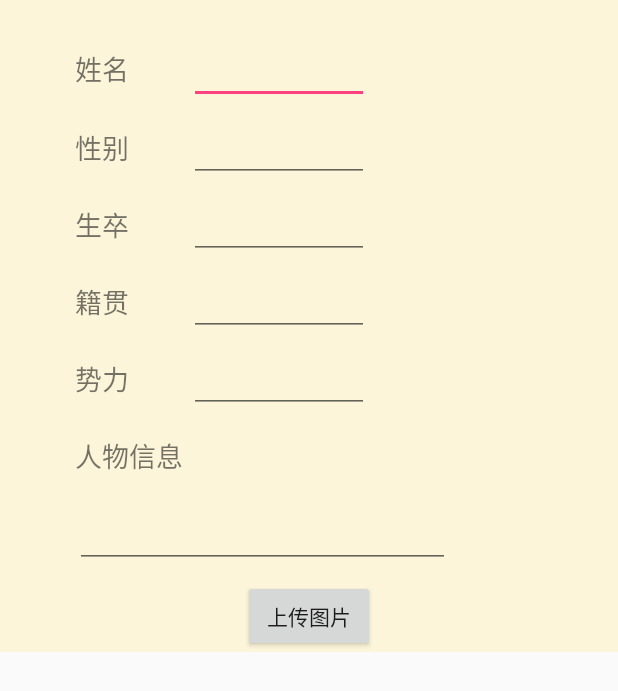
After one commit to LEOch007/NationsApp, an Android app: the layout dialog_add.xml on its own in the app's theme, with its tools: preview values and no code run, on a phone screen of 412 x 824 dp. The commit adds this screen. Shown: the top 691 px of the screen. Run offline under Robolectric (Android 15) with nearby library versions, the phone set to English and light mode, and no system bars.

Commit message:
完成版6 -- 上传图片

```diff
--- a/app/src/main/java/com/gy/linjliang/nationsapp/Favorite.java
+++ b/app/src/main/java/com/gy/linjliang/nationsapp/Favorite.java
@@ -50,6 +50,7 @@ public class Favorite extends AppCompatActivity {
                     cursor.getString(cursor.getColumnIndex("place")), cursor.getString(cursor.getColumnIndex("nation")),
                     cursor.getString(cursor.getColumnIndex("information")),cursor.getInt(cursor.getColumnIndex("id")),
                     cursor.getInt(cursor.getColumnIndex("flag")));
+            in.setImagepath(cursor.getString(cursor.getColumnIndex("imagebitmap")));
             shoucangList.add(in);
         }
         sq1.close();
@@ -82,6 +83,10 @@ public class Favorite extends AppCompatActivity {
                 });
                 message.setPositiveButton("确定", new DialogInterface.OnClickListener() {
                     public void onClick(DialogInterface dialogInterface, int i) {
+                        MyDataBase db = new MyDataBase(getBaseContext());
+                        SQLiteDatabase sqLiteDatabase = db.getWritableDatabase();
+                        sqLiteDatabase.execSQL("update t_table set flag="+0+" where id="+shoucangList.get(position).getId());
+                        sqLiteDatabase.close();
                         shoucangList.remove(position);
                         shoucangAdapter.notifyDataSetChanged();
                     }
--- a/app/src/main/java/com/gy/linjliang/nationsapp/Info.java
+++ b/app/src/main/java/com/gy/linjliang/nationsapp/Info.java
@@ -16,6 +16,7 @@ public class Info implements Serializable {
     private String nation; //主效势力
     private String information; //其他信息
     private int flag; //加入收藏夹标记
+    private String imagepath; //上传的图片路径
 
     //todo String imagepath
     public Info(int index,String name, String sex, String live, String place,String nation,String information,int id,int flag) {
@@ -28,6 +29,7 @@ public class Info implements Serializable {
         this.information = information;
         this.id = id;
         this.flag = flag;
+        this.imagepath="";
     }
 
     public int getId() {
@@ -49,5 +51,9 @@ public class Info implements Serializable {
         return information;
     }  //其他信息
     public int getFlag(){ return flag; }
+    public String getImagepath() {return  imagepath;}
 
+    public void setImagepath(String s){
+        this.imagepath = s;
+    } //设置imagepath
 }
--- a/app/src/main/java/com/gy/linjliang/nationsapp/InfoList.java
+++ b/app/src/main/java/com/gy/linjliang/nationsapp/InfoList.java
@@ -51,7 +51,7 @@ public class InfoList extends Activity{
     private MyDataBase dbhelper = new MyDataBase(InfoList.this,"t_db",null,1);
     private String current_sql_obeject = "全部"; //当前查询的范围
 
-    private String uploda_pic;
+    private String uploda_pic=""; //上传路径
 
     //搜索组
     private ImageView serchbutton;
@@ -197,7 +197,7 @@ public class InfoList extends Activity{
             public void onClick(View v){
                 // 自定义对话框的实现——使用 LayoutInflater 类
                 LayoutInflater factory = LayoutInflater.from(InfoList.this);
-                View newView = factory.inflate(R.layout.dialoglayout, null);
+                View newView = factory.inflate(R.layout.dialog_add, null);
                 AlertDialog.Builder builder = new AlertDialog.Builder(InfoList.this);
 
                 dialogname = (EditText) newView.findViewById(R.id.dialog_name);
@@ -206,7 +206,17 @@ public class InfoList extends Activity{
                 dialogplace = (EditText) newView.findViewById(R.id.dialog_place);
                 dialognation = (EditText) newView.findViewById(R.id.dialog_nation);
                 dialoginformation = (EditText) newView.findViewById(R.id.dialog_information);
-
+                btchoose=(Button) newView.findViewById(R.id.upbutton);
+                btchoose.setOnClickListener(new View.OnClickListener() {
+                    @Override
+                    public void onClick(View v) {
+                        if(ContextCompat.checkSelfPermission(InfoList.this,"android.permission.WRITE_EXTERNAL_STORAGE")!= PackageManager.PERMISSION_GRANTED){
+                            ActivityCompat.requestPermissions(InfoList.this,new String[]{"android.permission.WRITE_EXTERNAL_STORAGE"},1);
+                        }else{
+                            openAlbum();
+                        }
+                    }
+                });
                 // 自定义对话框的实现
                 builder.setView(newView);
                 builder.setTitle("增加人物信息");
@@ -217,7 +227,7 @@ public class InfoList extends Activity{
                                 (dialoglive.length() == 0) || (dialogplace.length() == 0) ||
                                 (dialognation.length() == 0) || (dialoginformation.length() == 0))
                         {
-                            Toast.makeText(InfoList.this,"人物信息不能为空",Toast.LENGTH_SHORT).show();
+                            Toast.makeText(InfoList.this,"人物各项信息不能为空",Toast.LENGTH_SHORT).show();
                         }
                         else{
                             MyDataBase db = new MyDataBase(getBaseContext());
@@ -225,7 +235,7 @@ public class InfoList extends Activity{
                             sqLiteDatabase.execSQL("insert into t_table(name,sex,live,place,nation,information,image,imagebitmap,flag) "+
                                     "values(?,?,?,?,?,?,?,?,?);",new Object[]{dialogname.getText().toString(),dialogsex.getText().toString(),
                                     dialoglive.getText().toString(),dialogplace.getText().toString(),dialognation.getText().toString(),
-                                    dialoginformation.getText().toString(),R.mipmap.ic_launcher,0}
+                                    dialoginformation.getText().toString(),R.mipmap.ic_launcher,uploda_pic,0}
                             ); //插入语句
                             sqLiteDatabase.close();
                             updateUI(current_sql_obeject,0);//更新到当前UI上
@@ -236,25 +246,12 @@ public class InfoList extends Activity{
                 builder.setNegativeButton("放弃修改", new DialogInterface.OnClickListener() {
                     @Override
                     public void onClick(DialogInterface dialog, int which) {
-
+                        uploda_pic=""; //重置
                     }
                 });
                 builder.show();
             }
         });
-
-//        btchoose=(Button) findViewById(R.id.choose);
-//
-//        btchoose.setOnClickListener(new View.OnClickListener() {
-//            @Override
-//            public void onClick(View v) {
-//                if(ContextCompat.checkSelfPermission(InfoList.this,"android.permission.WRITE_EXTERNAL_STORAGE")!= PackageManager.PERMISSION_GRANTED){
-//                    ActivityCompat.requestPermissions(InfoList.this,new String[]{"android.permission.WRITE_EXTERNAL_STORAGE"},1);
-//                }else{
-//                    openAlbum();
-//                }
-//            }
-//        });
     }
 
     /*****************************/
@@ -333,16 +330,18 @@ public class InfoList extends Activity{
         if(requestCode==2 && resultCode==22){
             updateUI(current_sql_obeject,0); //更新UI
         }
-        else if (requestCode==CHOOSE_PHOTO){
+        if (requestCode==CHOOSE_PHOTO){
             if(resultCode==RESULT_OK){
                 if(Build.VERSION.SDK_INT>=19){
                     uploda_pic = handleImageOnKitKat(data);
+                    Toast.makeText(this, "图片上传成功", Toast.LENGTH_LONG).show();
                 }else {
                     uploda_pic = handleImageBeforeKitKat(data);
+                    Toast.makeText(this, "图片上传成功", Toast.LENGTH_LONG).show();
                 }
             }
             else {
-                Toast.makeText(this, "fail", Toast.LENGTH_LONG).show();
+                Toast.makeText(this, "未上传图片", Toast.LENGTH_LONG).show();
             }
         }
     }
@@ -360,6 +359,7 @@ public class InfoList extends Activity{
                             cursor.getString(cursor.getColumnIndex("place")), cursor.getString(cursor.getColumnIndex("nation")),
                             cursor.getString(cursor.getColumnIndex("information")),cursor.getInt(cursor.getColumnIndex("id")),
                             cursor.getInt(cursor.getColumnIndex("flag")));
+                    in.setImagepath(cursor.getString(cursor.getColumnIndex("imagebitmap")));
                     Infos.add(in);
                 }
                 sq1.close();
@@ -374,6 +374,7 @@ public class InfoList extends Activity{
                             cursor.getString(cursor.getColumnIndex("place")), cursor.getString(cursor.getColumnIndex("nation")),
                             cursor.getString(cursor.getColumnIndex("information")),cursor.getInt(cursor.getColumnIndex("id")),
                             cursor.getInt(cursor.getColumnIndex("flag")));
+                    in.setImagepath(cursor.getString(cursor.getColumnIndex("imagebitmap")));
                     Infos.add(in);
                 }
                 sq2.close();
@@ -390,6 +391,7 @@ public class InfoList extends Activity{
                             cursor.getString(cursor.getColumnIndex("place")), cursor.getString(cursor.getColumnIndex("nation")),
                             cursor.getString(cursor.getColumnIndex("information")),cursor.getInt(cursor.getColumnIndex("id")),
                             cursor.getInt(cursor.getColumnIndex("flag")));
+                    in.setImagepath(cursor.getString(cursor.getColumnIndex("imagebitmap")));
                     Infos.add(in);
                 }
                 sqLiteDatabase.close();
--- a/app/src/main/java/com/gy/linjliang/nationsapp/MyAdapter.java
+++ b/app/src/main/java/com/gy/linjliang/nationsapp/MyAdapter.java
@@ -1,6 +1,7 @@
 package com.gy.linjliang.nationsapp;
 
 import android.content.Context;
+import android.graphics.BitmapFactory;
 import android.support.v7.widget.RecyclerView;
 import android.view.LayoutInflater;
 import android.view.View;
@@ -52,7 +53,11 @@ public class MyAdapter extends RecyclerView.Adapter<MyAdapter.MyViewHolder>{
     @Override
     public void onBindViewHolder(final MyViewHolder holder, final int position) {
         //内容赋值
-        holder.iv.setImageResource(Infos.get(position).getImageindex());
+        if(Infos.get(position).getImagepath().equals("")){
+            holder.iv.setImageResource(Infos.get(position).getImageindex());
+        }else{
+            holder.iv.setImageBitmap(BitmapFactory.decodeFile(Infos.get(position).getImagepath()));
+        }
         holder.tv1.setText(Infos.get(position).getName());
         holder.tv2.setText(Infos.get(position).getNation());
         //
--- /dev/null
+++ b/app/src/main/res/layout/dialog_add.xml
@@ -0,0 +1,137 @@
+<?xml version="1.0" encoding="utf-8"?>
+<ScrollView xmlns:app="http://schemas.android.com/apk/res-auto"
+    xmlns:tools="http://schemas.android.com/tools"
+    android:layout_width="match_parent"
+    android:layout_height="match_parent"
+    xmlns:android="http://schemas.android.com/apk/res/android">
+    <android.support.constraint.ConstraintLayout xmlns:android="http://schemas.android.com/apk/res/android"
+        xmlns:app="http://schemas.android.com/apk/res-auto"
+        xmlns:tools="http://schemas.android.com/tools"
+        android:background="@color/dialogColor"
+        android:layout_width="match_parent"
+        android:layout_height="match_parent">
+
+        <Button
+            android:layout_width="wrap_content"
+            android:layout_height="wrap_content"
+            android:text="上传图片"
+            android:id="@+id/upbutton"
+            android:layout_marginTop="8dp"
+            app:layout_constraintTop_toBottomOf="@+id/dialog_information"
+            android:layout_marginLeft="8dp"
+            app:layout_constraintLeft_toLeftOf="parent"
+            android:layout_marginRight="8dp"
+            app:layout_constraintRight_toRightOf="parent" />
+
+        <TextView
+            android:id="@+id/text_name"
+            android:layout_width="wrap_content"
+            android:layout_height="wrap_content"
+            android:text="姓名"
+            android:textSize="18sp"
+            android:layout_marginLeft="50dp"
+            app:layout_constraintLeft_toLeftOf="parent"
+            android:layout_marginStart="50dp"
+            app:layout_constraintTop_toTopOf="parent"
+            android:layout_marginTop="32dp" />
+        <EditText
+            android:id="@+id/dialog_name"
+            android:layout_width="120dp"
+            android:layout_height="wrap_content"
+            app:layout_constraintLeft_toRightOf="@+id/text_name"
+            android:layout_marginLeft="40dp"
+            app:layout_constraintBottom_toBottomOf="@+id/text_name"
+            app:layout_constraintTop_toTopOf="@+id/text_name"
+            app:layout_constraintVertical_bias="0.476"
+            android:layout_marginStart="40dp" />
+
+        <TextView
+            android:id="@+id/text_sex"
+            android:layout_width="wrap_content"
+            android:layout_height="wrap_content"
+            android:text="性别"
+            android:textSize="18sp"
+            app:layout_constraintLeft_toLeftOf="@+id/text_name"
+            android:layout_marginTop="25dp"
+            app:layout_constraintTop_toBottomOf="@+id/text_name" />
+        <EditText
+            android:id="@+id/dialog_sex"
+            android:layout_width="120dp"
+            android:layout_height="wrap_content"
+            app:layout_constraintLeft_toLeftOf="@+id/dialog_name"
+            app:layout_constraintTop_toTopOf="@+id/text_sex"
+            app:layout_constraintBottom_toBottomOf="@+id/text_sex"
+            app:layout_constraintVertical_bias="0.482" />
+
+        <TextView
+            android:id="@+id/text_live"
+            android:layout_width="wrap_content"
+            android:layout_height="wrap_content"
+            android:text="生卒"
+            android:textSize="18sp"
+            app:layout_constraintLeft_toLeftOf="@+id/text_sex"
+            android:layout_marginTop="24dp"
+            app:layout_constraintTop_toBottomOf="@+id/text_sex" />
+        <EditText
+            android:id="@+id/dialog_live"
+            android:layout_width="120dp"
+            android:layout_height="wrap_content"
+            app:layout_constraintLeft_toLeftOf="@+id/dialog_sex"
+            app:layout_constraintTop_toTopOf="@+id/text_live"
+            app:layout_constraintBottom_toBottomOf="@+id/text_live" />
+
+        <TextView
+            android:id="@+id/text_place"
+            android:layout_width="wrap_content"
+            android:layout_height="wrap_content"
+            android:text="籍贯"
+            android:textSize="18sp"
+            app:layout_constraintLeft_toLeftOf="@+id/text_live"
+            android:layout_marginTop="24dp"
+            app:layout_constraintTop_toBottomOf="@+id/text_live" />
+        <EditText
+            android:id="@+id/dialog_place"
+            android:layout_width="120dp"
+            android:layout_height="wrap_content"
+            app:layout_constraintLeft_toLeftOf="@+id/dialog_live"
+            app:layout_constraintTop_toTopOf="@+id/text_place"
+            app:layout_constraintBottom_toBottomOf="@+id/text_place" />
+
+        <TextView
+            android:id="@+id/text_nation"
+            android:layout_width="wrap_content"
+            android:layout_height="wrap_content"
+            android:layout_marginTop="24dp"
+            android:text="势力"
+            android:textSize="18sp"
+            app:layout_constraintLeft_toLeftOf="@+id/text_place"
+            app:layout_constraintTop_toBottomOf="@+id/text_place" />
+        <EditText
+            android:id="@+id/dialog_nation"
+            android:layout_width="120dp"
+            android:layout_height="wrap_content"
+            app:layout_constraintLeft_toLeftOf="@+id/dialog_place"
+            app:layout_constraintTop_toTopOf="@+id/text_nation"
+            app:layout_constraintBottom_toBottomOf="@+id/text_nation" />
+
+        <TextView
+            android:id="@+id/text_information"
+            android:layout_width="wrap_content"
+            android:layout_height="wrap_content"
+            android:text="人物信息"
+            android:textSize="18sp"
+            app:layout_constraintLeft_toLeftOf="@+id/text_nation"
+            android:layout_marginTop="24dp"
+            app:layout_constraintTop_toBottomOf="@+id/text_nation" />
+        <EditText
+            android:id="@+id/dialog_information"
+            android:layout_width="250dp"
+            android:layout_height="wrap_content"
+            android:ems="15"
+            app:layout_constraintLeft_toLeftOf="@+id/text_information"
+            android:layout_marginTop="16dp"
+            app:layout_constraintTop_toBottomOf="@+id/text_information" />
+
+
+    </android.support.constraint.ConstraintLayout>
+</ScrollView>
--- a/app/src/main/res/layout/favoite_layout.xml
+++ b/app/src/main/res/layout/favoite_layout.xml
@@ -11,11 +11,12 @@
         xmlns:android="http://schemas.android.com/apk/res/android"
         android:id="@+id/shoucangjia"
         android:visibility="visible"
-        android:layout_width="wrap_content"
+        android:layout_width="395dp"
         android:layout_height="wrap_content"
         app:layout_constraintTop_toTopOf="parent"
         app:layout_constraintLeft_toLeftOf="parent"
         android:layout_marginLeft="8dp"
-        android:layout_marginTop="16dp" />
+        android:layout_marginTop="16dp"
+        android:layout_marginStart="8dp" />
 
 </android.support.constraint.ConstraintLayout>
```
